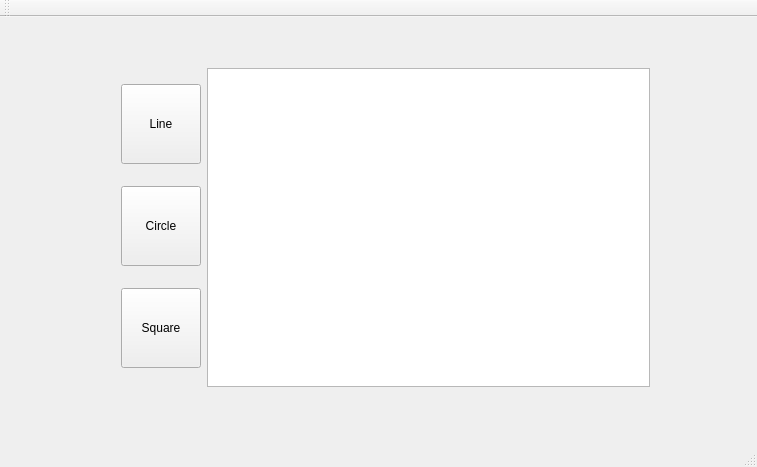
Before: the Qt Designer form editor0.01/GesturesEditor/mainwindow.ui in Rauf-Kurbanov/GesturesEditor, drawn with Qt 5.
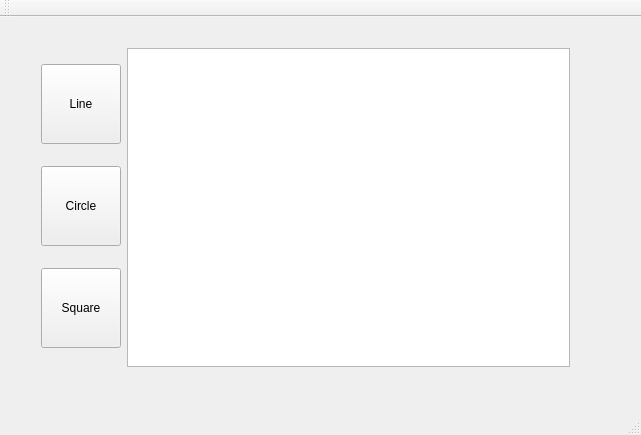
After: the same form once the commit is applied.

Commit message: form size

Patch:
```diff
--- a/editor0.01/GesturesEditor/mainwindow.ui
+++ b/editor0.01/GesturesEditor/mainwindow.ui
@@ -6,8 +6,8 @@
    <rect>
     <x>0</x>
     <y>0</y>
-    <width>757</width>
-    <height>467</height>
+    <width>641</width>
+    <height>435</height>
    </rect>
   </property>
   <property name="windowTitle">
@@ -17,8 +17,8 @@
    <widget class="QWidget" name="horizontalLayoutWidget">
     <property name="geometry">
      <rect>
-      <x>110</x>
-      <y>40</y>
+      <x>30</x>
+      <y>20</y>
       <width>551</width>
       <height>341</height>
      </rect>
```
Left out of the diff: 2 changed lines with no effect on the pictures. The commit also changes 1 other file.
